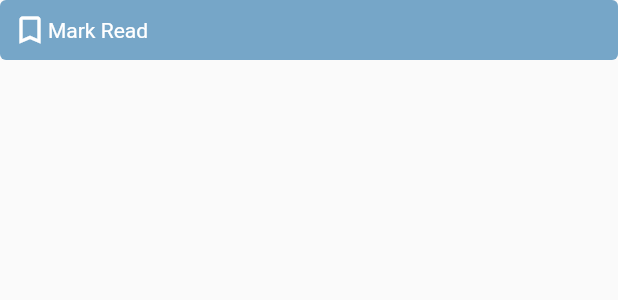
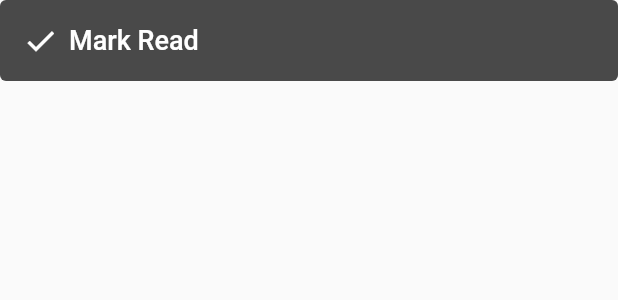
Before and after one commit to wordsofwalterb/ProductHouse, a Flutter app: the PHButton widget shown alone on an empty page, opened directly, on a phone screen of 412 x 824 dp. Shown: the top 300 px of the screen. Run offline on Flutter 3.47's test engine with Material 2 defaults, Android fonts, the phone set to English and light mode, and no system bars; our stand-ins replace auto_size_text, freezed_annotation; missing offline and left inert: flutter_sfsymbols; generated files the repository leaves out were written again; network calls fail; Roboto replaces fonts that are missing (SFProText).

```diff
--- a/lib/main.dart
+++ b/lib/main.dart
@@ -2,7 +2,6 @@ import 'package:ProductHouse/home_screen.dart';
 import 'package:ProductHouse/util/theme.dart';
 import 'package:flutter/material.dart';
 
-import 'screens/overview_screen.dart';
 import 'util/router.dart';
 
 void main() {
--- a/lib/util/byte_json.dart
+++ b/lib/util/byte_json.dart
@@ -1,5 +1,3 @@
-import 'package:ProductHouse/models/byte.dart';
-
 const byteJson = [
   {
     "title": "10/10/10 Approach",
@@ -13,7 +11,7 @@ const byteJson = [
             "Developed by Suzy Welch, the 10-10-10 approach weighs decisions in the short and long-term thinking."
       },
       {
-        "Emphasis":
+        "emphasis":
             "This is an example of emphasis and how it should be displayed"
       },
       {
--- a/lib/util/global.dart
+++ b/lib/util/global.dart
@@ -1,5 +1,5 @@
 import 'package:flutter/material.dart';
 
 class PHGlobal {
-  static const primaryColor = Color.fromARGB(1, 93, 89, 243);
+  static const primaryColor = Color.fromRGBO(93, 88, 243, 1);
 }
--- a/lib/widgets/button.dart
+++ b/lib/widgets/button.dart
@@ -2,27 +2,44 @@ import 'package:flutter/material.dart';
 
 class PHButton extends StatelessWidget {
   final String body;
-
-  const PHButton(this.body);
+  final IconData icon;
+  final Color activeColor;
+  final bool isActive;
+  const PHButton(
+    this.body, {
+    this.icon,
+    this.activeColor,
+    this.isActive = false,
+  });
 
   @override
   Widget build(BuildContext context) {
     return Container(
-      padding: EdgeInsets.all(8),
+      padding: EdgeInsets.all(15),
       decoration: BoxDecoration(
         borderRadius: BorderRadius.circular(4.0),
-        color: const Color(0xff76a6c8),
+        color: (isActive)
+            ? (activeColor ?? Theme.of(context).primaryColor)
+            : (Theme.of(context).buttonColor),
       ),
       child: Row(
         children: [
-          Icon(
-            Icons.bookmark_border_outlined,
-            color: Colors.white,
-          ),
+          if (icon != null) ...{
+            Icon(
+              icon,
+              color: Colors.white,
+            ),
+            SizedBox(
+              width: 7,
+            ),
+          },
           Text(
             body,
-            style: TextStyle(color: Colors.white),
+            style: Theme.of(context).textTheme.button,
           ),
+          SizedBox(
+            width: 20,
+          )
         ],
       ),
     );
```
Also changed, not shown: lib/screens/byte_screen.dart (+53 -62 lines), lib/util/theme.dart (+27 -1 lines), lib/widgets/emphasis.dart (added, +31 -0 lines), lib/widgets/image.dart (added, +23 -0 lines), lib/widgets/paragraph.dart (added, +16 -0 lines), 11 other files.
